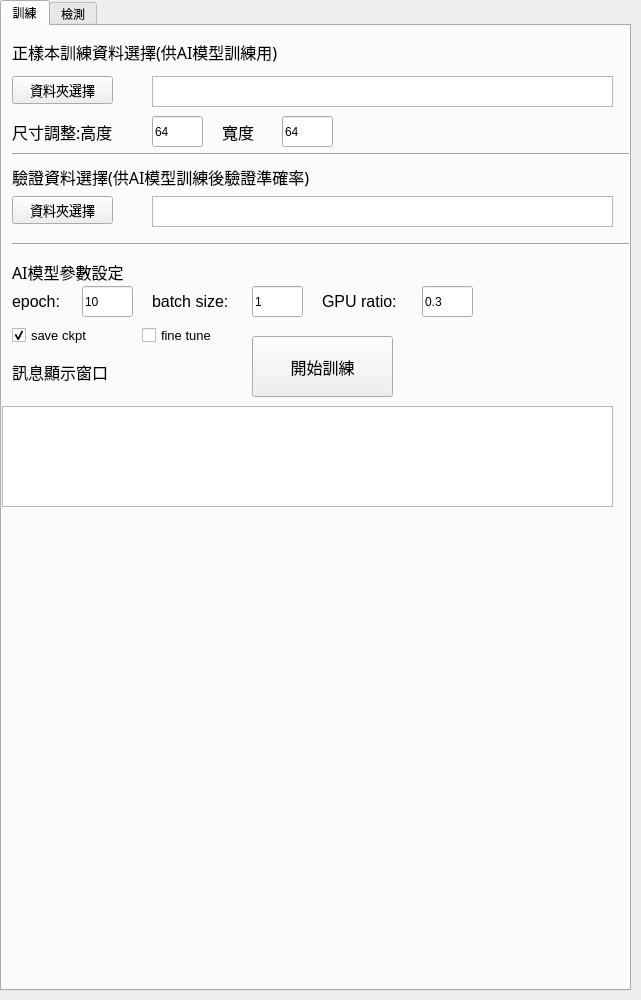
First picture: the form in AI_test3.ui, repository highhand31/Qt5_AI, before the edit.
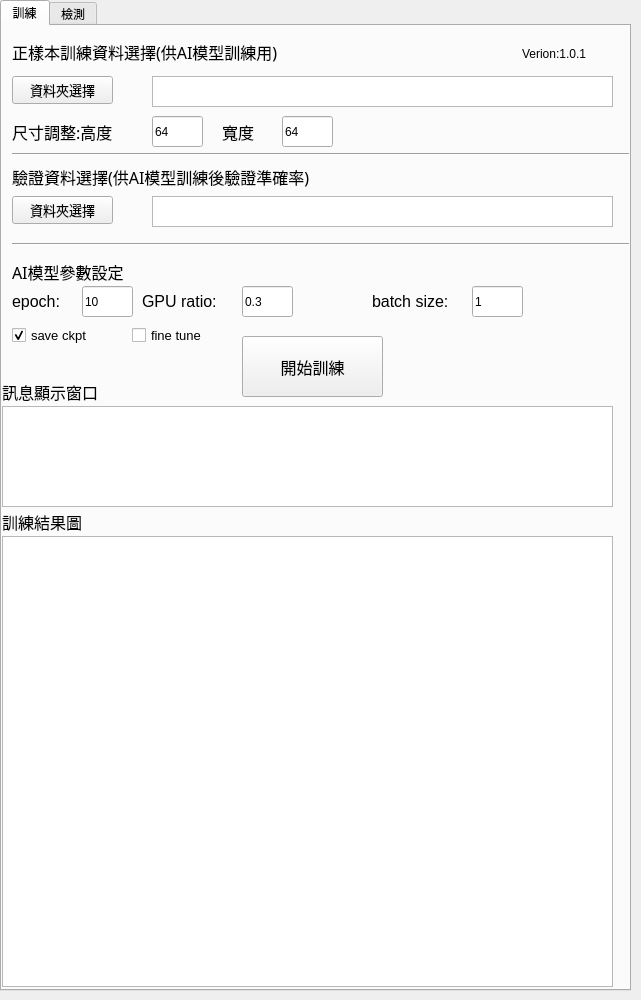
Second picture: the form after the edit.

Commit message: *modify AI model init

What changed in the file:
```diff
--- a/AI_test3.ui
+++ b/AI_test3.ui
@@ -42,8 +42,8 @@
     <widget class="QLabel" name="label">
      <property name="geometry">
       <rect>
-       <x>10</x>
-       <y>330</y>
+       <x>0</x>
+       <y>350</y>
        <width>151</width>
        <height>31</height>
       </rect>
@@ -291,7 +291,7 @@
     <widget class="QLabel" name="label_15">
      <property name="geometry">
       <rect>
-       <x>150</x>
+       <x>370</x>
        <y>260</y>
        <width>101</width>
        <height>31</height>
@@ -310,7 +310,7 @@
     <widget class="QLineEdit" name="batchEdit">
      <property name="geometry">
       <rect>
-       <x>250</x>
+       <x>470</x>
        <y>260</y>
        <width>51</width>
        <height>31</height>
@@ -323,7 +323,7 @@
     <widget class="QLabel" name="label_16">
      <property name="geometry">
       <rect>
-       <x>320</x>
+       <x>140</x>
        <y>260</y>
        <width>101</width>
        <height>31</height>
@@ -342,7 +342,7 @@
     <widget class="QLineEdit" name="gpuratioEdit">
      <property name="geometry">
       <rect>
-       <x>420</x>
+       <x>240</x>
        <y>260</y>
        <width>51</width>
        <height>31</height>
@@ -355,7 +355,7 @@
     <widget class="QCheckBox" name="chkB_finetune">
      <property name="geometry">
       <rect>
-       <x>140</x>
+       <x>130</x>
        <y>300</y>
        <width>85</width>
        <height>19</height>
@@ -396,7 +396,7 @@
     <widget class="QPushButton" name="btn_data_process">
      <property name="geometry">
       <rect>
-       <x>250</x>
+       <x>240</x>
        <y>310</y>
        <width>141</width>
        <height>61</height>
@@ -444,6 +444,60 @@
       <string>驗證資料選擇(供AI模型訓練後驗證準確率)</string>
      </property>
     </widget>
+    <widget class="QGraphicsView" name="graphV_train">
+     <property name="geometry">
+      <rect>
+       <x>0</x>
+       <y>510</y>
+       <width>611</width>
+       <height>451</height>
+      </rect>
+     </property>
+    </widget>
+    <widget class="QLabel" name="label_5">
+     <property name="geometry">
+      <rect>
+       <x>0</x>
+       <y>480</y>
+       <width>151</width>
+       <height>31</height>
+      </rect>
+     </property>
+     <property name="font">
+      <font>
+       <family>微軟正黑體</family>
+       <pointsize>12</pointsize>
+       <weight>50</weight>
+       <italic>false</italic>
+       <bold>false</bold>
+      </font>
+     </property>
+     <property name="styleSheet">
+      <string notr="true"/>
+     </property>
+     <property name="text">
+      <string>訓練結果圖</string>
+     </property>
+     <property name="textFormat">
+      <enum>Qt::AutoText</enum>
+     </property>
+     <property name="scaledContents">
+      <bool>false</bool>
+     </property>
+    </widget>
+    <widget class="QLabel" name="label_ver">
+     <property name="geometry">
+      <rect>
+       <x>520</x>
+       <y>20</y>
+       <width>91</width>
+       <height>16</height>
+      </rect>
+     </property>
+     <property name="text">
+      <string>Verion:1.0.1</string>
+     </property>
+    </widget>
    </widget>
    <widget class="QWidget" name="tab_2">
     <attribute name="title">
```
The commit also changes 2 other files.
